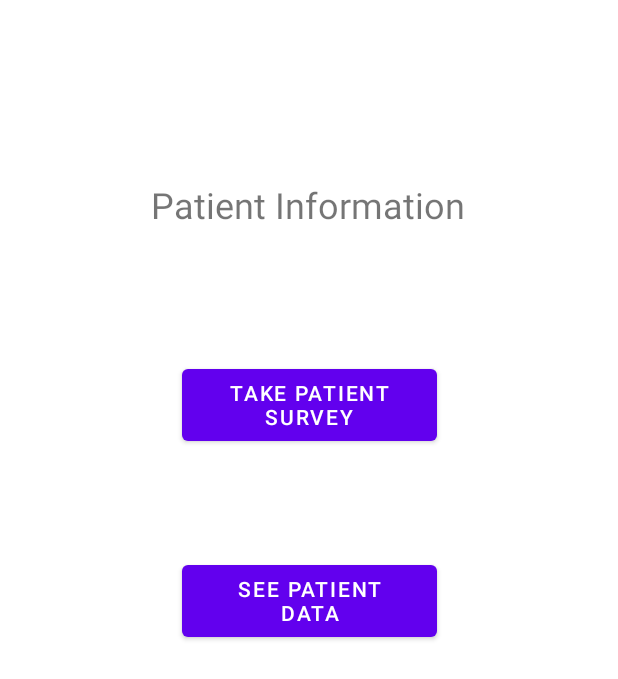
After one commit to RIT-MSD-P21015/app_development, an Android app: the layout patient_information.xml on its own in the app's theme, with its tools: preview values and no code run, on a phone screen of 412 x 824 dp. The commit adds this screen. Shown: the top 679 px of the screen. Run offline under Robolectric (Android 15) with nearby library versions, the phone set to English and light mode, and no system bars.

Commit message:
Added some more app screens under the res/layout folder. They are just xml files containing the layout to be used

```diff
--- /dev/null
+++ b/app/src/main/res/layout/patient_information.xml
@@ -0,0 +1,43 @@
+<?xml version="1.0" encoding="utf-8"?>
+<androidx.constraintlayout.widget.ConstraintLayout xmlns:android="http://schemas.android.com/apk/res/android"
+    xmlns:app="http://schemas.android.com/apk/res-auto"
+    xmlns:tools="http://schemas.android.com/tools"
+    android:layout_width="match_parent"
+    android:layout_height="match_parent">
+
+    <TextView
+        android:id="@+id/textView3"
+        android:layout_width="211dp"
+        android:layout_height="31dp"
+        android:layout_marginTop="120dp"
+        android:text="@string/patient_information"
+        android:textSize="24sp"
+        app:layout_constraintEnd_toEndOf="parent"
+        app:layout_constraintStart_toStartOf="parent"
+        app:layout_constraintTop_toTopOf="parent" />
+
+    <Button
+        android:id="@+id/button5"
+        android:layout_width="170dp"
+        android:layout_height="60dp"
+        android:layout_marginTop="240dp"
+        android:layout_marginBottom="443dp"
+        android:text="@string/take_patient_survey"
+        app:layout_constraintBottom_toBottomOf="parent"
+        app:layout_constraintEnd_toEndOf="parent"
+        app:layout_constraintStart_toStartOf="parent"
+        app:layout_constraintTop_toTopOf="parent"
+        app:layout_constraintVertical_bias="0.0" />
+
+    <Button
+        android:id="@+id/button6"
+        android:layout_width="170dp"
+        android:layout_height="60dp"
+        android:layout_marginTop="330dp"
+        android:layout_marginBottom="353dp"
+        android:text="@string/see_patient_data"
+        app:layout_constraintBottom_toBottomOf="parent"
+        app:layout_constraintEnd_toEndOf="parent"
+        app:layout_constraintStart_toStartOf="parent"
+        app:layout_constraintTop_toTopOf="parent" />
+</androidx.constraintlayout.widget.ConstraintLayout>
--- a/app/src/main/res/values/strings.xml
+++ b/app/src/main/res/values/strings.xml
@@ -16,4 +16,9 @@
     <string name="settings">Settings</string>
     <string name="results">Results</string>
     <string name="physical_test">Physical Test</string>
+    <string name="take_patient_survey">Take Patient Survey</string>
+    <string name="see_patient_data">See Patient Data</string>
+    <string name="start_test">Start Test</string>
+    <string name="return_to_main_menu">Return to main menu</string>
+    <string name="see_results">See Results</string>
 </resources>
```
Also changed, not shown: app/src/main/res/layout/activity_login.xml (+10 -10 lines), app/src/main/res/layout/physical_test_screen.xml (added, +42 -0 lines), app/src/main/res/layout/results.xml (added, +40 -0 lines), app/src/main/res/layout/results_page.xml (added, +19 -0 lines).
